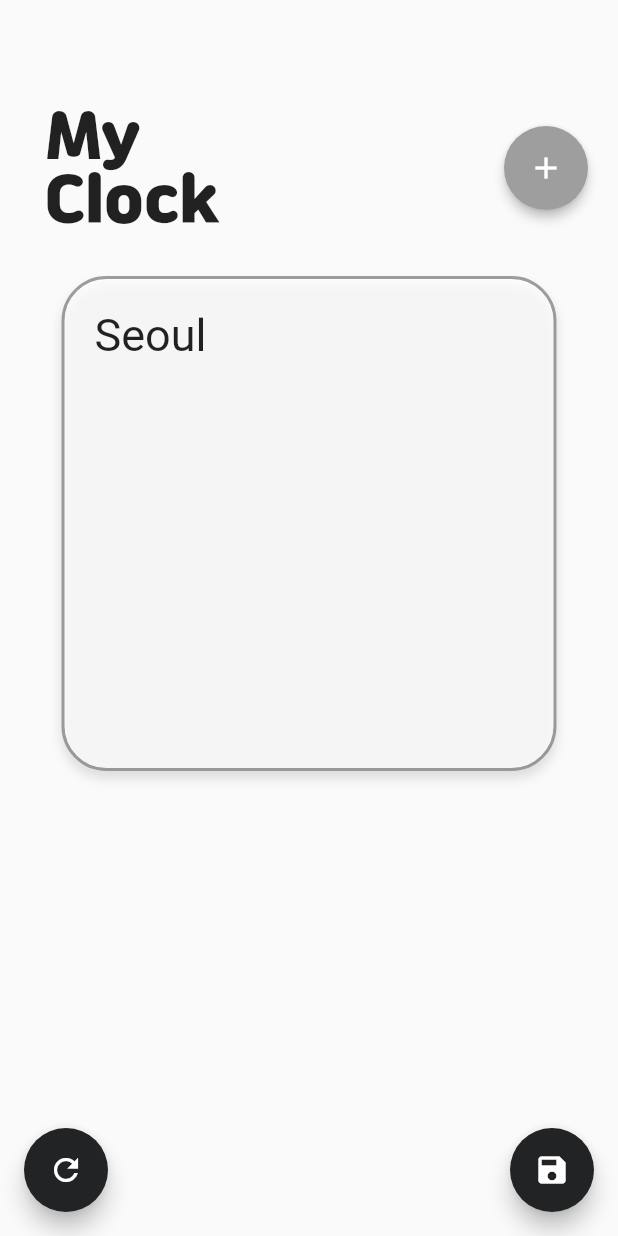
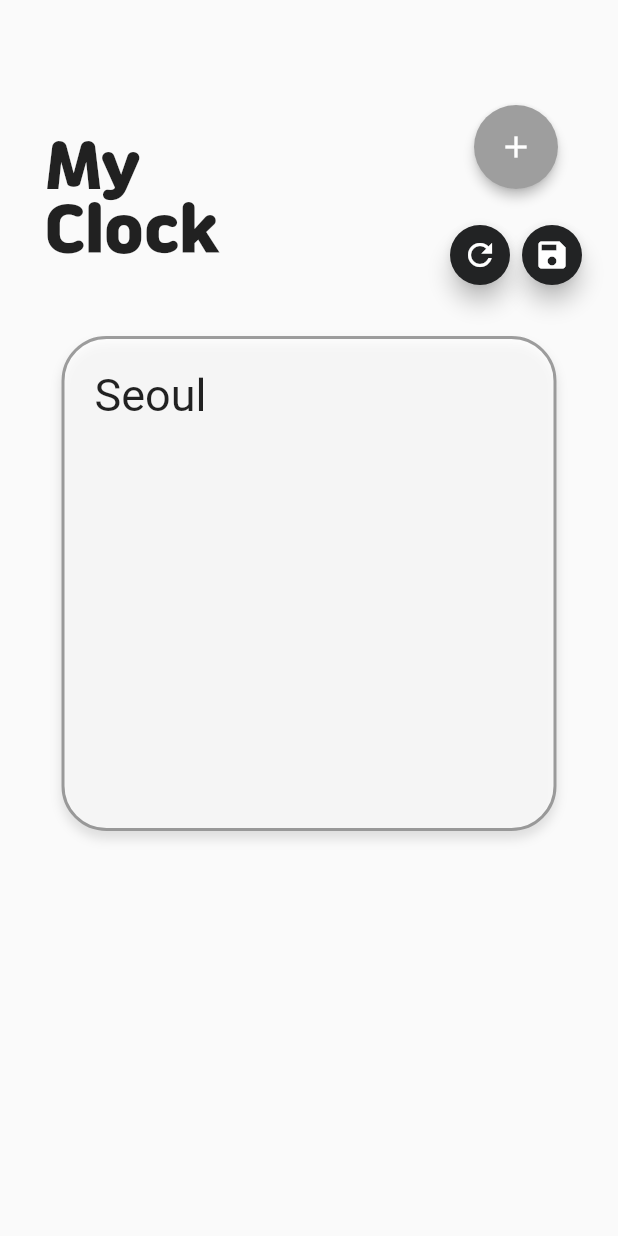
Before and after one commit to CAU-MobileApp/GlobalTime, a Flutter app: the screen it shows after launch, on a phone screen of 412 x 824 dp. Run offline on Flutter 3.47's test engine with Material 2 defaults, Android fonts, the phone set to English and light mode, and no system bars; our stand-ins replace flutter_colorpicker, google_fonts, shared_preferences; network calls fail; Roboto replaces fonts that are missing (main2); project files that could hold a hidden picture were left out.

Commit message:
reset 버튼 & save 버튼 위치 조절

```diff
--- a/lib/screen/main_screen/main_screen.dart
+++ b/lib/screen/main_screen/main_screen.dart
@@ -31,11 +31,13 @@ class _MainScreenState extends State<MainScreen> {
               child: Row(
                 mainAxisAlignment: MainAxisAlignment.spaceBetween,
                 children: [
-                  Text('My\nClock',
+                  const Text('My\nClock',
                     style: TextStyle(
                         fontFamily: 'main',
                         fontSize: 40),
                   ),
+                  Column(
+                    children: [
                       FloatingActionButton(
                         onPressed: () {
                           Provider.of<Store>(context, listen: false).setIndex(-1);
@@ -50,6 +52,34 @@ class _MainScreenState extends State<MainScreen> {
                         backgroundColor: Colors.grey ,
                         elevation: 3,
                         child: const Icon(Icons.add),
+                      ),
+                      Padding(
+                        padding: const EdgeInsets.fromLTRB(0, 20, 0, 0),
+                        child: Row(
+                          children: [
+                            FloatingActionButton.small(
+                                heroTag: "clearButton",
+                                backgroundColor: Color(0xFF222324),
+                                onPressed: () {
+                                  Provider.of<Store>(context, listen: false).removeData();
+                                  Provider.of<Store>(context, listen: false).deleteAll();
+                                },
+                                child: Icon(Icons.refresh),
+                            ),
+                            FloatingActionButton.small(
+                                heroTag: "saveButton",
+                                backgroundColor: Color(0xFF222324),
+                                onPressed: () {
+                                  Provider.of<Store>(context, listen: false).removeData();
+                                  Future.delayed(Duration(milliseconds: 10)).then((value) =>
+                                      Provider.of<Store>(context, listen: false).saveData());
+                                },
+                                child: Icon(Icons.save),
+                            ),
+                          ],
+                        ),
+                      ),
+                    ],
                   ),
                 ],
               ),
@@ -76,7 +106,6 @@ class _MainScreenState extends State<MainScreen> {
                               offset: Offset(0, 5), // changes position of shadow
                             ),
                           ],
-
                         ),
                         child:
                         Padding(
@@ -94,8 +123,7 @@ class _MainScreenState extends State<MainScreen> {
                           ),
                         ),
                       ),
-
-                      SizedBox(
+                      const SizedBox(
                         height: 30,
                       ),
                       ScrollConfiguration(
@@ -201,52 +229,42 @@ class _MainScreenState extends State<MainScreen> {
                   ),
                 ),
               ),
-
             ),
-
-
-            Stack(children: [
-              Align(
-                alignment: Alignment.bottomLeft,
-                child: Padding(
-                  padding: const EdgeInsets.all(16.0),
-                  child: FloatingActionButton(
-                    heroTag: "clearButton",
-                    backgroundColor: Color(0xFF222324),
-                    onPressed: () {
-                      Provider.of<Store>(context, listen: false).removeData();
-                      Provider.of<Store>(context, listen: false).deleteAll();
-                    },
-                    child: Icon(Icons.refresh),
+            // Stack(children: [
+            //   Align(
+            //     alignment: Alignment.bottomLeft,
+            //     child: Padding(
+            //       padding: const EdgeInsets.all(16.0),
+            //       child: FloatingActionButton(
+            //         heroTag: "clearButton",
+            //         backgroundColor: Color(0xFF222324),
+            //         onPressed: () {
+            //           Provider.of<Store>(context, listen: false).removeData();
+            //           Provider.of<Store>(context, listen: false).deleteAll();
+            //         },
+            //         child: Icon(Icons.refresh),
+            //       ),
+            //     ),
+            //   ),
+            //   Align(
+            //     alignment: Alignment.bottomRight,
+            //     child: Padding(
+            //       padding: const EdgeInsets.all(16.0),
+            //       child: FloatingActionButton(
+            //         heroTag: "saveButton",
+            //         backgroundColor: Color(0xFF222324),
+            //         onPressed: () {
+            //           Provider.of<Store>(context, listen: false).removeData();
+            //           Future.delayed(Duration(milliseconds: 10)).then((value) =>
+            //               Provider.of<Store>(context, listen: false).saveData());
+            //         },
+            //         child: Icon(Icons.save),
+            //       ),
+            //     ),
+            //   ),
+            // ]),
+          ]
       ),
-                ),
-              ),
-              Align(
-                alignment: Alignment.bottomRight,
-                child: Padding(
-                  padding: const EdgeInsets.all(16.0),
-                  child: FloatingActionButton(
-                    heroTag: "saveButton",
-                    backgroundColor: Color(0xFF222324),
-                    onPressed: () {
-                      Provider.of<Store>(context, listen: false).removeData();
-                      Future.delayed(Duration(milliseconds: 10)).then((value) =>
-                          Provider.of<Store>(context, listen: false).saveData());
-                    },
-                    child: Icon(Icons.save),
-                  ),
-                ),
-              ),
-            ]),
-
-
-
-
-
-          ]
-
-      ),
-
     );
   }
 }
```
Lines whose indentation alone changed are shown as unchanged.
